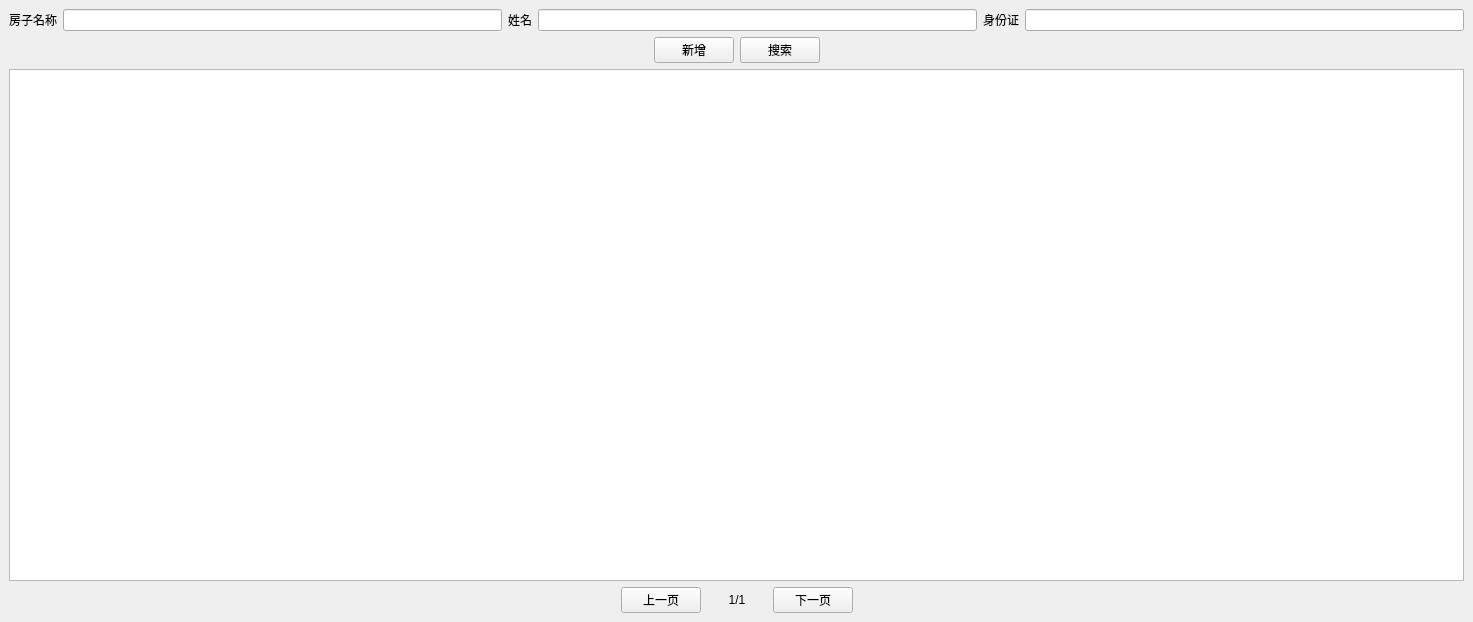
Old version of the form main/mainwindow.ui in the repository kinglon/housemgr.
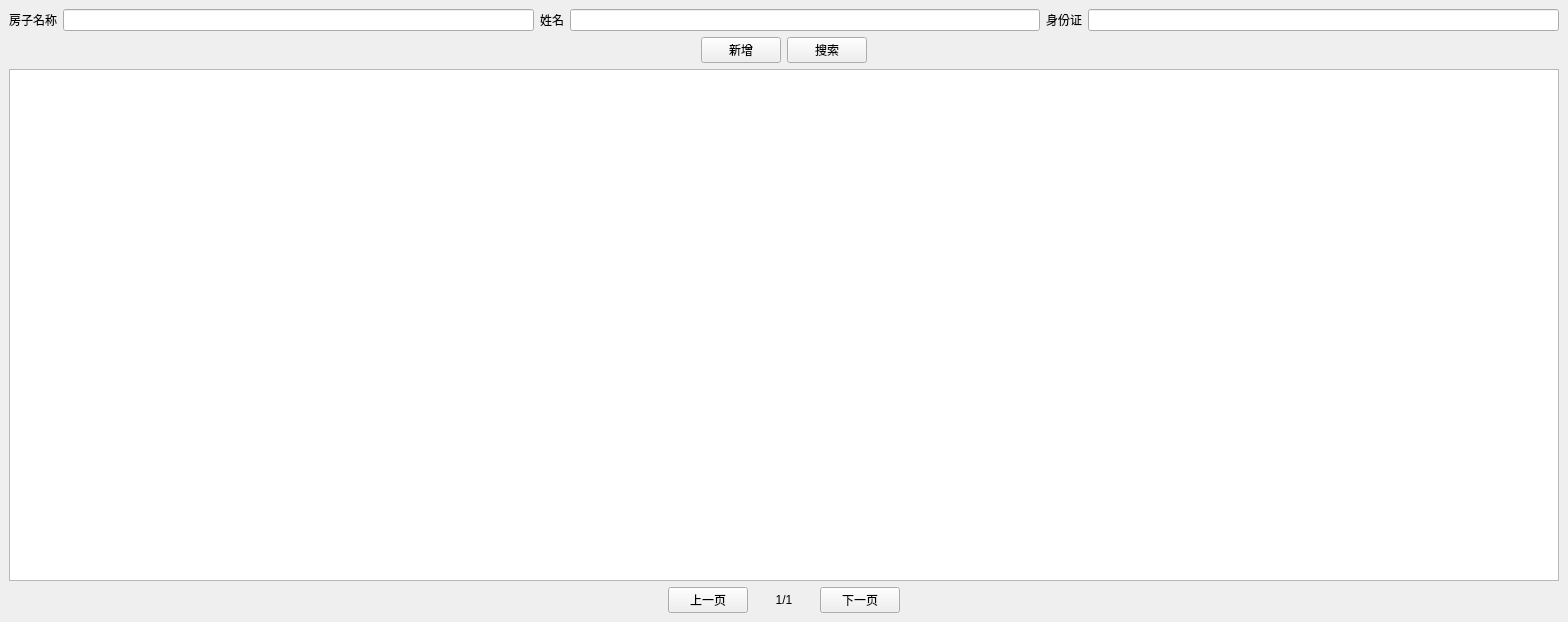
New version of the form.

Diff of the .ui file:
```diff
--- a/main/mainwindow.ui
+++ b/main/mainwindow.ui
@@ -6,7 +6,7 @@
    <rect>
     <x>0</x>
     <y>0</y>
-    <width>1473</width>
+    <width>1568</width>
     <height>622</height>
    </rect>
   </property>
```
